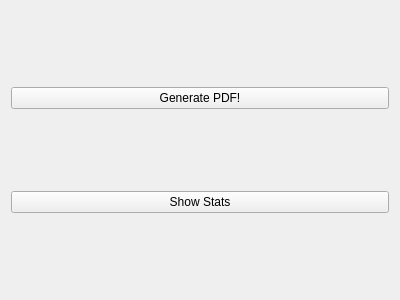
Qt form Software/WindowStats.ui (martro/RoboDriftSensors) before a commit.
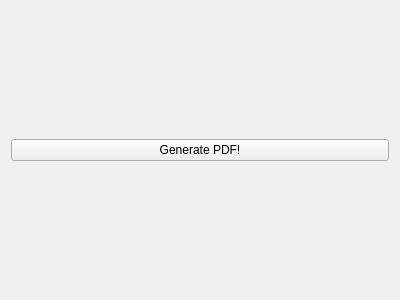
The same form after that commit.

The edit to the form file:
```diff
--- a/Software/WindowStats.ui
+++ b/Software/WindowStats.ui
@@ -21,13 +21,6 @@
      </property>
     </widget>
    </item>
-   <item>
-    <widget class="QPushButton" name="ButtonShowStats">
-     <property name="text">
-      <string>Show Stats</string>
-     </property>
-    </widget>
-   </item>
   </layout>
  </widget>
  <resources/>
```
